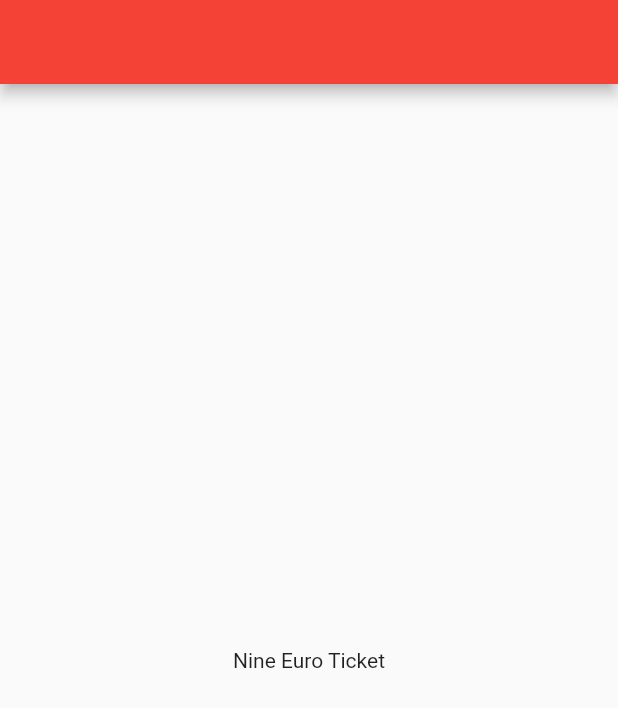
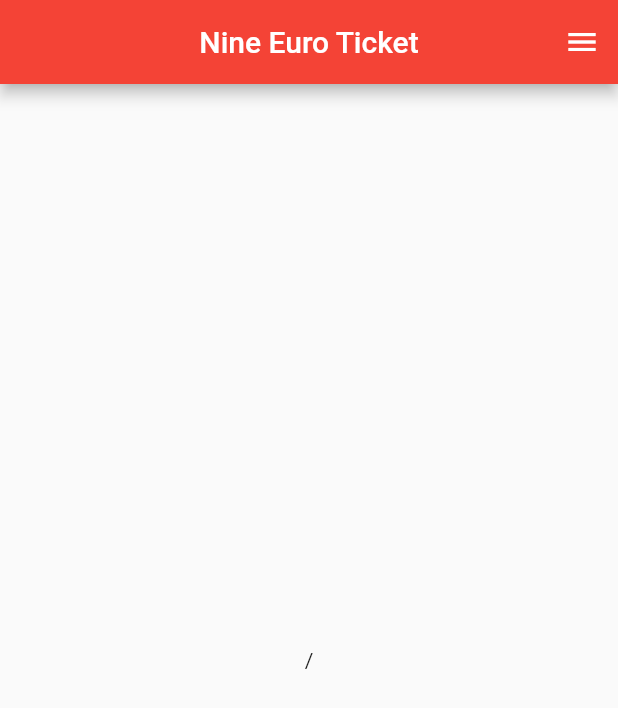
Before and after one commit to Xevi8X/flutter_mini_9-ticket, a Flutter app: the screen it shows after launch, on a phone screen of 412 x 824 dp. Shown: the top 708 px of the screen. Run offline on Flutter 3.47's test engine with Material 2 defaults, Android fonts, the phone set to English and light mode, and no system bars.

Commit message:
Navigation frame

```diff
--- a/lib/main.dart
+++ b/lib/main.dart
@@ -1,23 +1,97 @@
 import 'package:flutter/material.dart';
 
 void main() {
-  runApp(const MainWidget());
+  runApp(MainWidget());
 }
 
 class MainWidget extends StatelessWidget {
-  const MainWidget({super.key});
+  MainWidget({super.key});
+
+  MaterialColor primaryColor = Colors.red;
 
   @override
   Widget build(BuildContext context) {
     return MaterialApp(
+      debugShowCheckedModeBanner: false,
       title: 'Nine Euro Ticket',
       theme: ThemeData(
-        primarySwatch: Colors.red,
+        primarySwatch: primaryColor,
       ),
-      home: Scaffold(
-        appBar: AppBar(),
-        body: Center(child: Text("Nine Euro Ticket")),
-      ),
+      initialRoute: '/',
+      routes: {
+        // When navigating to the "/" route, build the FirstScreen widget.
+        '/': (context) => MyScaffold(Center(child: Text("/"))),
+        // When navigating to the "/second" route, build the SecondScreen widget.
+        '/login': (context) => MyScaffold(Center(child: Text("/login"))),
+        '/register': (context) => MyScaffold(Center(child: Text("/register"))),
+        '/buy': (context) => MyScaffold(Center(child: Text("/buy"))),
+        '/inspect': (context) => MyScaffold(Center(child: Text("/inspect"))),
+        '/settings': (context) => MyScaffold(Center(child: Text("/settings"))),
+      },
     );
   }
 }
+
+class MyScaffold extends StatelessWidget {
+  MyScaffold(
+    this.content, {
+    Key? key,
+  }) : super(key: key);
+
+  final Widget content;
+
+  @override
+  Widget build(BuildContext context) {
+    return Scaffold(
+        appBar: AppBar(
+          centerTitle: true,
+          title: Text("Nine Euro Ticket"),
+        ),
+        endDrawer: Drawer(
+          child: Column(
+            children: <Widget>[
+              Expanded(
+                child: ListView(
+                  children: [
+                    DrawerHeader(
+                      decoration: BoxDecoration(
+                        color: Theme.of(context).primaryColor,
+                      ),
+                      child: Text('Drawer Header'),
+                    ),
+                    ListTile(
+                      title: const Text('Sign in'),
+                      onTap: () {
+                        Navigator.of(context).popUntil((route) => route.isFirst);
+                        Navigator.of(context).pushNamed('/login');
+                      },
+                    ),
+                    ListTile(
+                      title: const Text('Sign up'),
+                      onTap: () {
+                        Navigator.of(context).popUntil((route) => route.isFirst);
+                        Navigator.of(context).pushNamed('/register');
+                      },
+                    ),
+                  ],
+                ),
+              ),
+              ListTile(
+                title: const Text('Settings'),
+                onTap: () {
+                  Navigator.of(context).popUntil((route) => route.isFirst);
+                  Navigator.of(context).pushNamed('/settings');
+                },
+              ),
+              ListTile(
+                title: const Text('Log out'),
+                onTap: () {
+
+                },
+              ),
+            ],
+          ),
+        ),
+        body: content);
+  }
+}
```
